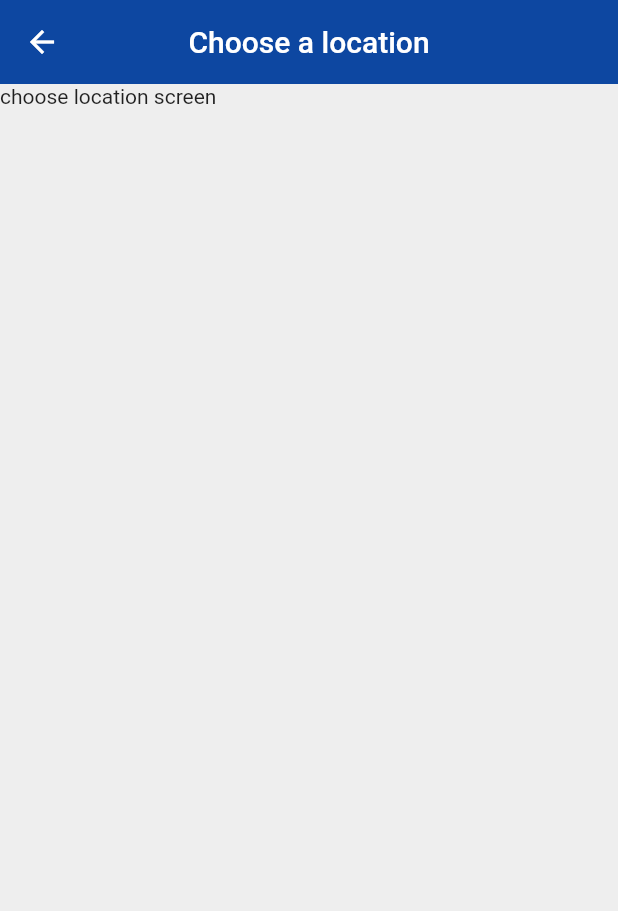
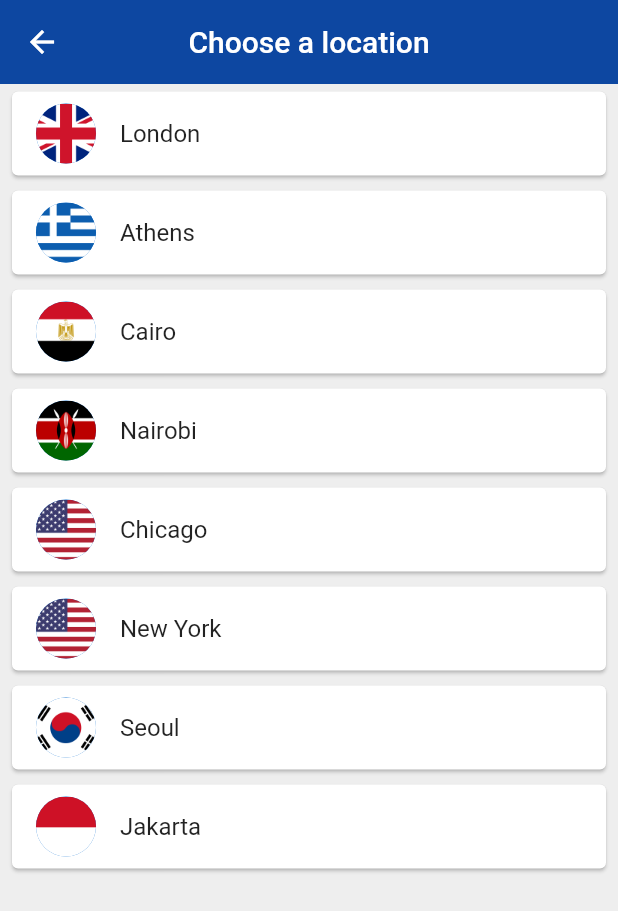
Before and after one commit to CynaraCosta/flutter-init, a Flutter app: the Home screen opened directly with empty values, after a tap on "Edit location", on a phone screen of 412 x 824 dp. Shown: the top 911 px of the screen. Run offline on Flutter 3.47's test engine with Material 2 defaults, Android fonts, the phone set to English and light mode, and no system bars; our stand-ins replace flutter_spinkit; network calls fail; statements that could not run were skipped.

Commit message:
updating the time

```diff
--- a/world_time/world_time/lib/pages/choose_location.dart
+++ b/world_time/world_time/lib/pages/choose_location.dart
@@ -1,4 +1,5 @@
 import 'package:flutter/material.dart';
+import 'package:world_time/services/world_time.dart';
 
 class ChooseLocation extends StatefulWidget {
   const ChooseLocation({super.key});
@@ -9,21 +10,61 @@
 
 class _ChooseLocationState extends State<ChooseLocation> {
 
+  List<WorldTime> locations = [
+    WorldTime(url: 'Europe/London', location: 'London', flag: 'uk.png'),
+    WorldTime(url: 'Europe/Berlin', location: 'Athens', flag: 'greece.png'),
+    WorldTime(url: 'Africa/Cairo', location: 'Cairo', flag: 'egypt.png'),
+    WorldTime(url: 'Africa/Nairobi', location: 'Nairobi', flag: 'kenya.png'),
+    WorldTime(url: 'America/Chicago', location: 'Chicago', flag: 'usa.png'),
+    WorldTime(url: 'America/New_York', location: 'New York', flag: 'usa.png'),
+    WorldTime(url: 'Asia/Seoul', location: 'Seoul', flag: 'south_korea.png'),
+    WorldTime(url: 'Asia/Jakarta', location: 'Jakarta', flag: 'indonesia.png'),
+  ];
+
+  void updateTime(index) async {
+    WorldTime instance = locations[index];
+    await instance.getTime();
+    Navigator.pop(context, {
+      'location': instance.location,
+      'flag': instance.flag,
+      'time': instance.time,
+      'isDayTime': instance.isDayTime
+    });
+  }
+
   @override
   Widget build(BuildContext context) {
     return Scaffold(
       backgroundColor: Colors.grey[200],
       appBar: AppBar(
         backgroundColor: Colors.blue[900],
-        title: Text('Choose a location'),
+        title: const Text('Choose a location'),
         centerTitle: true,
         elevation: 0.0,
       ),
-      body: const SafeArea(
-      child: Text(
-          'choose location screen'
-        ),
+      body: ListView.builder(
+        itemCount: locations.length,
+        itemBuilder: (context,index) {
+          return Padding(
+            padding: const EdgeInsets.symmetric(vertical: 1.0, horizontal: 4.0),
+            child: Card(
+              child: ListTile(
+                onTap: () {
+                  updateTime(index);
+                },
+                title: Text(
+                  locations[index].location
+                ),
+                leading: CircleAvatar(
+                  backgroundImage: AssetImage('assets/${locations[index].flag}'),
+                ),
+
+              ),
+            ),
+          );
+         },
+      ),
       )
-    );
+    ;
   }
 }
--- a/world_time/world_time/lib/pages/home.dart
+++ b/world_time/world_time/lib/pages/home.dart
@@ -14,8 +14,7 @@
   @override
   Widget build(BuildContext context) {
 
-    data = ModalRoute.of(context)?.settings.arguments as Map;
-    print(data);
+    data = data.isNotEmpty ? data : ModalRoute.of(context)?.settings.arguments as Map;
 
     String bgImage = data['isDayTime'] ? 'day.png' : 'night.png';
     Color? bgColor = data['isDayTime'] ? Colors.blue : Colors.indigo[700];
@@ -35,8 +34,16 @@
           child: Column(
             children: <Widget>[
                 TextButton.icon(
-                  onPressed: () {
-                    Navigator.pushNamed(context, '/location');
+                  onPressed: () async {
+                    dynamic result = await Navigator.pushNamed(context, '/location');
+                    setState(() {
+                      data = {
+                        'time': result['time'],
+                        'location': result['location'],
+                        'flag': result['flag'],
+                        'isDayTime': result['isDayTime']
+                      };
+                    });
                 },
                   icon: Icon(
                     Icons.edit_location,
@@ -48,13 +55,13 @@
                     color: Colors.grey[300],
                     ),
                     )),
-                  SizedBox(height: 20),
+                  const SizedBox(height: 20),
                   Row(
                     mainAxisAlignment: MainAxisAlignment.center,
                     children: [
                       Text(
                         data['location'],
-                        style: TextStyle(
+                        style: const TextStyle(
                           fontSize: 28,
                           letterSpacing: 2,
                           color: Colors.white
@@ -62,10 +69,10 @@
                       )
                     ],
                   ),
-                  SizedBox(height: 20),
+                  const SizedBox(height: 20),
                   Text(
                     data['time'],
-                    style: TextStyle(
+                    style: const TextStyle(
                       fontSize: 66,
                       color: Colors.white
                     ),
--- a/world_time/world_time/pubspec.yaml
+++ b/world_time/world_time/pubspec.yaml
@@ -63,8 +63,7 @@
 
   # To add assets to your application, add an assets section, like this:
   assets:
-    - assets/day.png
-    - assets/night.png
+    - assets/
 
   # An image asset can refer to one or more resolution-specific "variants", see
   # https://flutter.dev/assets-and-images/#resolution-aware
```
Also changed, not shown: world_time/world_time/assets/egypt.png (added), world_time/world_time/assets/germany.png (added), world_time/world_time/assets/greece.png (added), world_time/world_time/assets/indonesia.png (added), world_time/world_time/assets/kenya.png (added), world_time/world_time/assets/south_korea.png (added), world_time/world_time/assets/uk.png (added), world_time/world_time/assets/usa.png (added).
